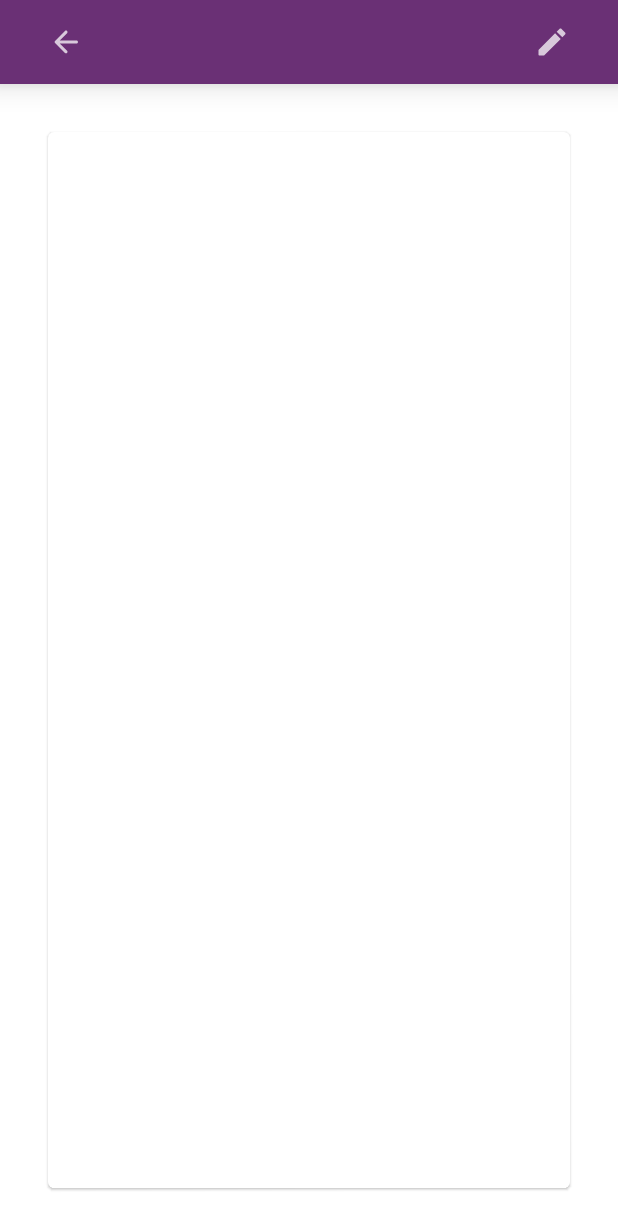
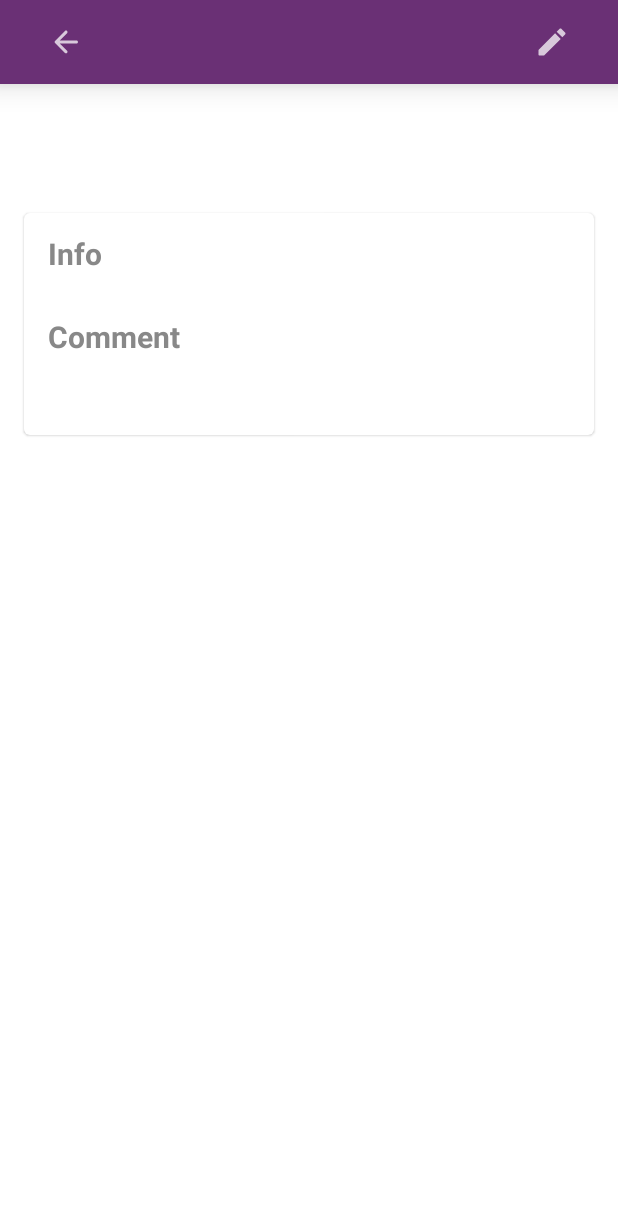
Before and after one commit to PodushkaPIR/YouCanApp, an Android app built with Jetpack Compose: the @Preview function PrevAddScreen, on a phone screen of 412 x 824 dp. Shown: the top 1230 px of the screen. Run offline under Robolectric (Android 15) with nearby library versions, the phone set to English and light mode, and no system bars; our stand-ins replace Room's generated code, livedata-compose.

Commit message:
changed note screen and model

```diff
--- a/app/src/main/java/com/example/youcan/model/Note.kt
+++ b/app/src/main/java/com/example/youcan/model/Note.kt
@@ -12,6 +12,12 @@ data class Note(
     @ColumnInfo
     val title: String = "",
     @ColumnInfo
+    val proteins: Int = 0,
+    @ColumnInfo
+    val fats: Int = 0,
+    @ColumnInfo
+    val carbs: Int = 0,
+    @ColumnInfo
     val subtitle: String = "",
     val firebaseId: String = ""
 )
--- a/app/src/main/java/com/example/youcan/screens/NoteScreen.kt
+++ b/app/src/main/java/com/example/youcan/screens/NoteScreen.kt
@@ -2,6 +2,7 @@ package com.example.youcan.screens
 
 import android.app.Application
 import androidx.compose.foundation.layout.*
+import androidx.compose.foundation.lazy.LazyColumn
 import androidx.compose.foundation.shape.RoundedCornerShape
 import androidx.compose.material.*
 import androidx.compose.material.icons.Icons
@@ -15,6 +16,7 @@ import androidx.compose.ui.graphics.Color
 import androidx.compose.ui.platform.LocalContext
 import androidx.compose.ui.res.painterResource
 import androidx.compose.ui.text.font.FontWeight
+import androidx.compose.ui.text.style.TextAlign
 import androidx.compose.ui.tooling.preview.Preview
 import androidx.compose.ui.unit.dp
 import androidx.compose.ui.unit.sp
@@ -97,7 +99,7 @@ fun NoteScreen(navController: NavHostController, viewModel: MainViewModel, noteI
         }
     ) {
         Scaffold(
-            modifier = Modifier.fillMaxWidth(),
+            modifier = Modifier.fillMaxSize(),
             topBar = {
                 TopAppBar(
                     backgroundColor = MaterialTheme.colors.tapBarGround,
@@ -135,33 +137,78 @@ fun NoteScreen(navController: NavHostController, viewModel: MainViewModel, noteI
                     elevation = 12.dp
                 )
             }) {
+                Column {
+                    Box{
+                        Text(
+                            modifier = Modifier
+                                .fillMaxWidth()
+                                .align(Alignment.TopCenter)
+                                .padding(16.dp),
+                            text = note.title,
+                            fontSize = 32.sp,
+                            fontWeight = FontWeight.Bold
+                        )
+                    }
+                    NoteInfo(viewModel = viewModel, noteId = noteId)
+                }
+        }
+    }
+}
+
+@Composable
+fun NoteInfo(viewModel: MainViewModel, noteId: String?){
+    val notes = viewModel.readAllNotes().observeAsState(listOf()).value
+    val note = when(DB_TYPE.value){
+        TYPE_FIREBASE -> {
+            notes.firstOrNull{ it.firebaseId == noteId } ?: Note()
+        }
+        TYPE_ROOM ->{
+            notes.firstOrNull{ it.id == noteId?.toInt() } ?: Note()
+        }
+        else -> Note()
+    }
         Card(
             modifier = Modifier
-                        .fillMaxSize()
-                        .padding(32.dp)
+                .fillMaxWidth()
+                .padding(16.dp)
         ) {
+            Column {
+                Text(
+                    modifier = Modifier
+                        .fillMaxWidth()
+                        .padding(16.dp),
+                    text = "Info",
+                    fontWeight = FontWeight.Bold,
+                    fontSize = 20.sp,
+                    color = Color.Gray,
+                    textAlign = TextAlign.Start
+                )
                 Column(
                     modifier = Modifier.padding(vertical = 8.dp),
                     horizontalAlignment = Alignment.CenterHorizontally,
                 ) {
+
+                }
                 Text(
-                            text = note.title,
-                            fontSize = 24.sp,
+                    modifier = Modifier
+                        .fillMaxWidth()
+                        .padding(start = 16.dp, end = 16.dp),
+                    text = "Comment",
                     fontWeight = FontWeight.Bold,
-                            modifier = Modifier.padding(top = 32.dp, start = 16.dp, end = 16.dp)
-
+                    fontSize = 20.sp,
+                    color = Color.Gray,
+                    textAlign = TextAlign.Start
                 )
                 Text(
+                    modifier = Modifier.padding(16.dp),
                     text = note.subtitle,
-                            fontSize = 18.sp,
                     fontWeight = FontWeight.Light,
-                            modifier = Modifier.padding(16.dp)
+                    fontSize = 18.sp
                 )
         }
     }
 }
-    }
-}
+
 
 @Preview(showBackground = true)
 @Composable
```
Lines whose indentation alone changed are shown as unchanged.
